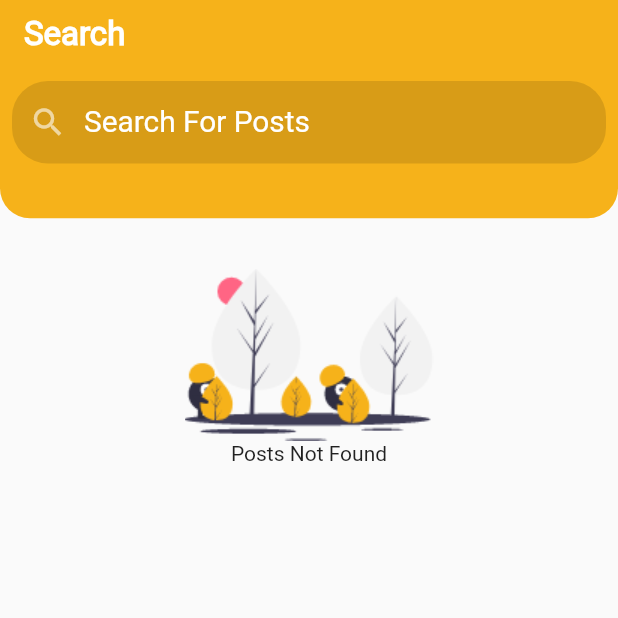
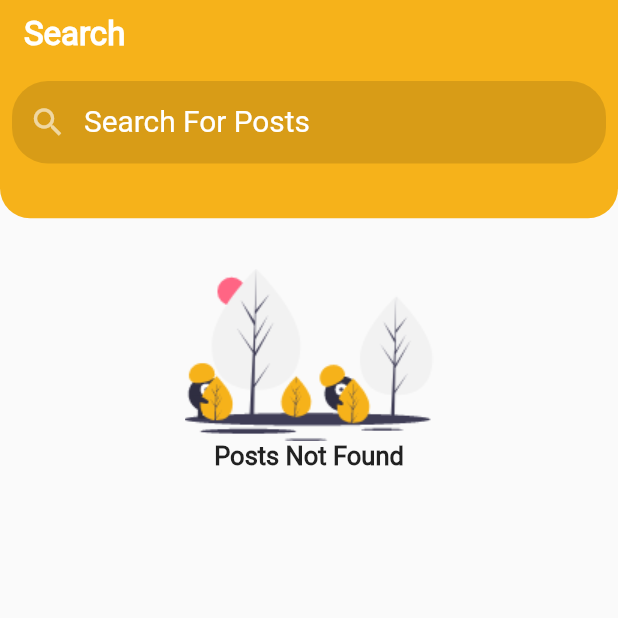
Before and after one commit to kokodavid/Nuru, a Flutter app: the HomeScreen screen opened directly, on a phone screen of 412 x 824 dp, the top half of it. Run offline on Flutter 3.47's test engine with Material 2 defaults, Android fonts, the phone set to English and light mode, and no system bars; our stand-ins replace cloud_firestore, equatable, file_picker, firebase_auth, firebase_core, firebase_storage and 6 more; missing offline and left inert: country_list_pick, flutter_statusbarcolor, keyboard_avoider, material_tag_editor; accounts and stored records are empty; statements that could not run were skipped.

Commit message:
Final changes

```diff
--- a/lib/user_interface/screens/landing_page/add_posts.dart
+++ b/lib/user_interface/screens/landing_page/add_posts.dart
@@ -47,7 +47,7 @@ class _AddPostsScreenState extends State<AddPostsScreen> {
                     children: [
                       GestureDetector(
                         onTap: (){
-                          Navigator.pop(context);
+                          // Navigator.pop(context);
                         },
                         child: Text(
                           "Close",
--- a/lib/user_interface/screens/landing_page/home_screen.dart
+++ b/lib/user_interface/screens/landing_page/home_screen.dart
@@ -66,15 +66,17 @@ class _HomeScreenState extends State<HomeScreen> {
                 ),
               ),
               SizedBox(height: 30.h,),
-              Align(
+              Center(
+                child: Align(
                   alignment: Alignment.center,
                   child: Center(
                       child: Column(
                         children: [
                           Image.asset("assets/images/not_found.png"),
-                        Text("Posts Not Found")
+                          Text("Posts Not Found",style: TextStyle(fontSize: 17,fontWeight: FontWeight.bold),)
                         ],
                       )
+                  ),
                 ),
               )
             ],
```
Also changed, not shown: 1 other file. Lines whose indentation alone changed are shown as unchanged.
